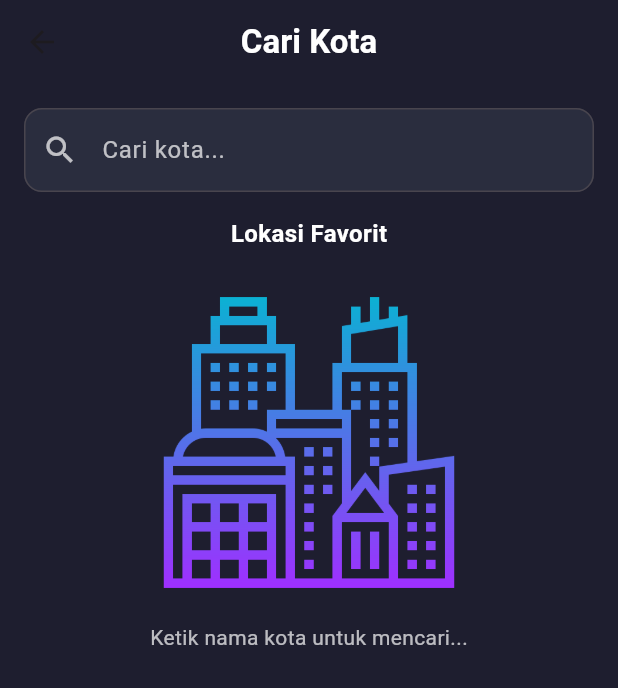
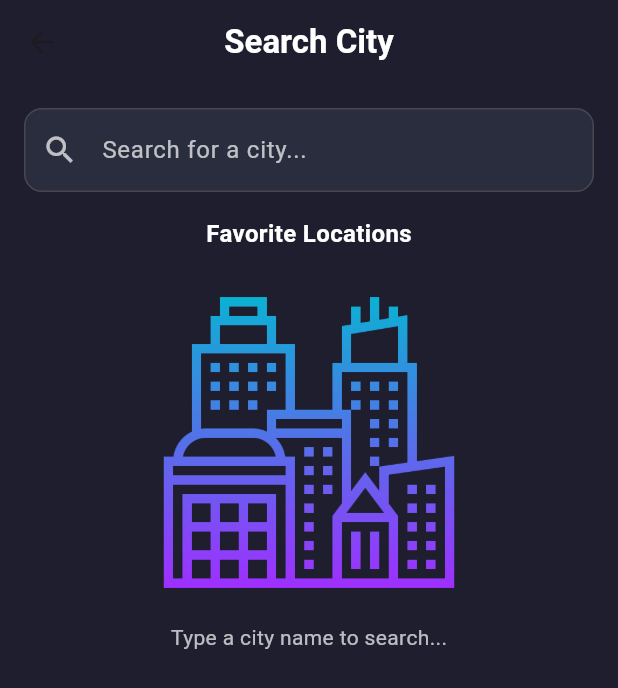
Before and after one commit to mahardikakdenie/weater-app, a Flutter app: the SearchScreen screen opened directly with empty values, on a phone screen of 412 x 824 dp. Shown: the top 688 px of the screen. Run offline on Flutter 3.47's test engine with Material 3 defaults, Android fonts, the phone set to English and light mode, and no system bars; our stand-ins replace cloud_firestore, dio, firebase_auth, firebase_core, flutter_bloc, flutter_dotenv and 4 more; accounts and stored records are empty.

```diff
--- a/lib/widgets/search_widget.dart
+++ b/lib/widgets/search_widget.dart
@@ -63,7 +63,7 @@ class _SearchScreenState extends State<SearchScreen> {
         backgroundColor: Colors.transparent,
         elevation: 0,
         title: const Text(
-          'Cari Kota',
+          'Search City',
           style: TextStyle(color: Colors.white, fontWeight: FontWeight.bold),
         ),
         centerTitle: true,
@@ -74,10 +74,10 @@ class _SearchScreenState extends State<SearchScreen> {
           children: [
             TextField(
               controller: _searchController,
-              onChanged: _onSearchTextChanged, // <-- gunakan onChanged
+              onChanged: _onSearchTextChanged,
               style: const TextStyle(color: Colors.white),
               decoration: InputDecoration(
-                hintText: 'Cari kota...',
+                hintText: 'Search for a city...',
                 hintStyle: const TextStyle(color: Colors.white70),
                 prefixIcon: const Icon(Icons.search, color: Colors.white70),
                 border: OutlineInputBorder(
@@ -98,8 +98,8 @@ class _SearchScreenState extends State<SearchScreen> {
             const SizedBox(height: 16),
             Text(
               widget.filteredCities.isEmpty
-                  ? 'Lokasi Favorit'
-                  : "Hasil Pencarian",
+                  ? 'Favorite Locations'
+                  : "Search Results",
               style: TextStyle(
                 color: Colors.white,
                 fontWeight: FontWeight.w600,
@@ -171,7 +171,7 @@ class _SearchScreenState extends State<SearchScreen> {
                     Image.asset('assets/building.png', width: 200, height: 200),
                     const SizedBox(height: 20),
                     const Text(
-                      'Ketik nama kota untuk mencari...',
+                      'Type a city name to search...',
                       style: TextStyle(color: Colors.white70),
                     ),
                   ],
```
